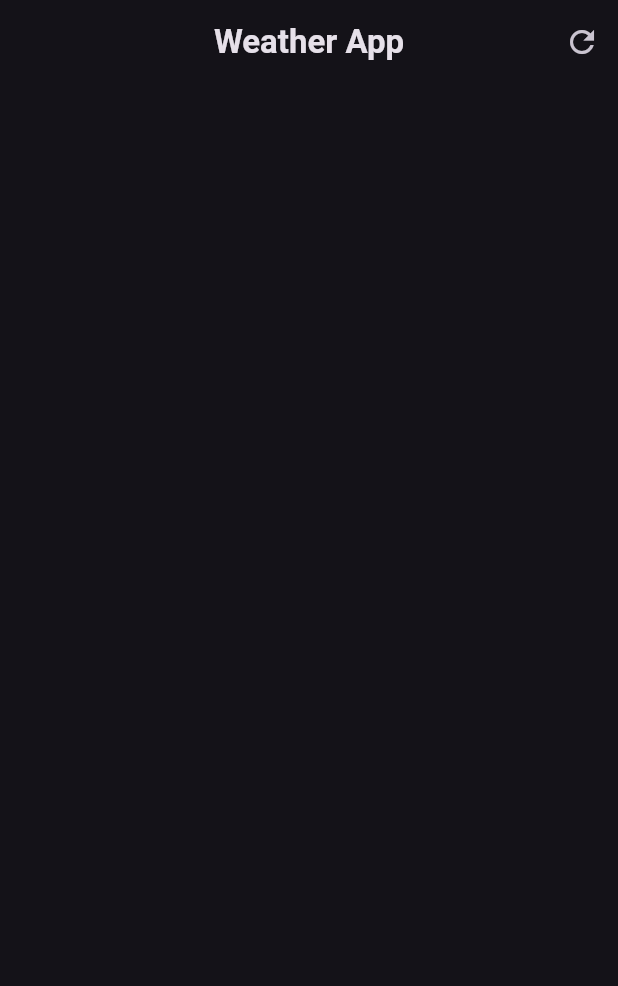
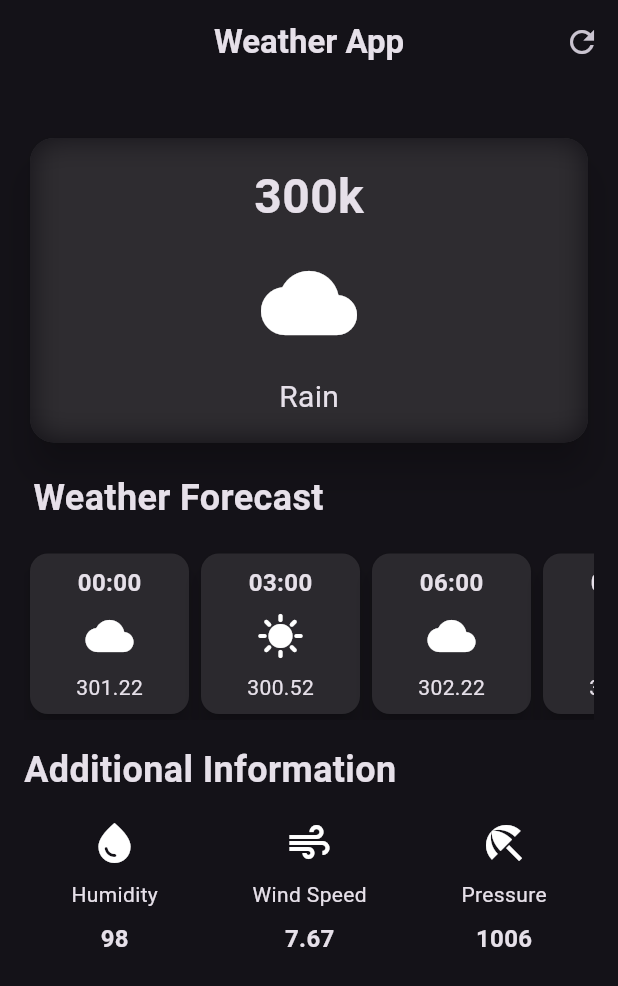
Before and after one commit to msiyem/WeatherApp, a Flutter app: the screen it shows after launch, on a phone screen of 412 x 824 dp. Shown: the top 986 px of the screen. Run offline on Flutter 3.47's test engine with Material 3 defaults, Android fonts, the phone set to English and light mode, and no system bars.

Commit message:
design almost done

```diff
--- /dev/null
+++ b/lib/additional_info.dart
@@ -0,0 +1,27 @@
+import 'package:flutter/material.dart';
+
+class AdditionalInfoItems extends StatelessWidget {
+  final IconData icon;
+  final String text;
+  final String value;
+
+  const AdditionalInfoItems({
+    super.key,
+    required this.icon,
+    required this.text,
+    required this.value
+    });
+
+  @override
+  Widget build(BuildContext context) {
+    return Column(
+      children: [
+        Icon(icon, size: 32),
+        SizedBox(height: 8),
+        Text(text),
+        SizedBox(height: 8),
+        Text('$value', style: TextStyle(fontSize: 16, fontWeight: FontWeight.bold)),
+      ],
+    );
+  }
+}
--- /dev/null
+++ b/lib/hourly_forecast_item.dart
@@ -0,0 +1,39 @@
+import 'package:flutter/material.dart';
+
+class HourlyForeCastItem extends StatelessWidget {
+  final String time;
+  final String temperature;
+  final IconData icon;
+  const HourlyForeCastItem({
+    super.key,
+    required this.time,
+    required this.temperature,
+    required this.icon,
+    });
+
+  @override
+  Widget build(BuildContext context) {
+    return  Card(
+      surfaceTintColor: Colors.grey,
+      elevation: 6,
+      child: Padding(
+        padding: EdgeInsets.all(8.0),
+        child: SizedBox(
+          width: 90,
+          child: Column(
+            children: [
+              Text(
+                time,
+                style: TextStyle(fontSize: 16, fontWeight: FontWeight.bold),
+              ),
+              SizedBox(height: 8),
+              Icon(icon, size: 32),
+              SizedBox(height: 8),
+              Text(temperature),
+            ],
+          ),
+        ),
+      ),
+    );
+  }
+}
--- a/lib/weather_screen.dart
+++ b/lib/weather_screen.dart
@@ -1,4 +1,8 @@
+import 'dart:ui';
+
 import 'package:flutter/material.dart';
+import 'package:weather_app/additional_info.dart';
+import 'package:weather_app/hourly_forecast_item.dart';
 
 class WeatherScreen extends StatelessWidget {
   const WeatherScreen({super.key});
@@ -12,16 +16,110 @@ class WeatherScreen extends StatelessWidget {
           style: TextStyle(fontWeight: FontWeight.bold),
         ),
         centerTitle: true,
-        actions: [
-          IconButton(
-            onPressed: () {
-
-            },
-            icon: Icon(Icons.refresh),
-          ),
-        ],
+        actions: [IconButton(onPressed: () {}, icon: Icon(Icons.refresh))],
       ),
-
+      body: Padding(
+        padding: const EdgeInsets.all(16.0),
+        child: Column(
+          crossAxisAlignment: CrossAxisAlignment.start,
+          children: [
+            const SizedBox(height: 16),
+            SizedBox(
+              width: double.infinity,
+              child: Card(
+                surfaceTintColor: Colors.grey,
+                elevation: 10,
+                shape: RoundedRectangleBorder(
+                  borderRadius: BorderRadius.all(Radius.circular(16)),
+                ),
+                child: ClipRRect(
+                  borderRadius: BorderRadius.circular(16),
+                  child: BackdropFilter(
+                    filter: ImageFilter.blur(sigmaX: 10, sigmaY: 10),
+                    child: Padding(
+                      padding: const EdgeInsets.all(16.0),
+                      child: Column(
+                        children: [
+                          Text(
+                            '300k',
+                            style: TextStyle(
+                              fontWeight: FontWeight.bold,
+                              fontSize: 32,
+                            ),
+                          ),
+                          const SizedBox(height: 16),
+                          Icon(Icons.cloud, size: 64),
+                          const SizedBox(height: 16),
+                          Text('Rain', style: TextStyle(fontSize: 20)),
+                        ],
+                      ),
+                    ),
+                  ),
+                ),
+              ),
+            ),
+            const SizedBox(height: 16),
+            const Text(
+              ' Weather Forecast',
+              style: TextStyle(fontSize: 24, fontWeight: FontWeight.bold),
+            ),
+            const SizedBox(height: 16),
+            const SingleChildScrollView(
+              scrollDirection: Axis.horizontal,
+              child: Row(
+                children: [
+                  HourlyForeCastItem(
+                    time: '00:00',
+                    icon: Icons.cloud,
+                    temperature: '301.22',),
+                  HourlyForeCastItem(
+                    time: '03:00',
+                    icon: Icons.sunny,
+                    temperature: '300.52',),
+                  HourlyForeCastItem(
+                    time: '06:00',
+                    icon: Icons.cloud,
+                    temperature: '302.22',),
+                  HourlyForeCastItem(
+                    time: '09:00',
+                    icon: Icons.sunny,
+                    temperature: '300.12',),
+                  HourlyForeCastItem(
+                    time: '12:00',
+                    icon: Icons.cloudy_snowing,
+                    temperature: '304.12',),
+                ],
+              ),
+            ),
+            const SizedBox(height: 16),
+            Text(
+              'Additional Information',
+              style: TextStyle(fontSize: 24, fontWeight: FontWeight.bold),
+            ),
+            const SizedBox(height: 16),
+            const Row(
+              mainAxisAlignment: MainAxisAlignment.spaceAround,
+              children: [
+                AdditionalInfoItems(
+                  icon: Icons.water_drop,
+                  text: 'Humidity',
+                  value: '98',
+                ),
+                AdditionalInfoItems(
+                  icon: Icons.air_outlined,
+                  text: 'Wind Speed',
+                  value: '7.67',
+                ),
+                AdditionalInfoItems(
+                  icon: Icons.beach_access,
+                  text: 'Pressure',
+                  value: '1006',
+                ),
+              ],
+            ),
+          ],
+        ),
+      ),
     );
   }
 }
```
